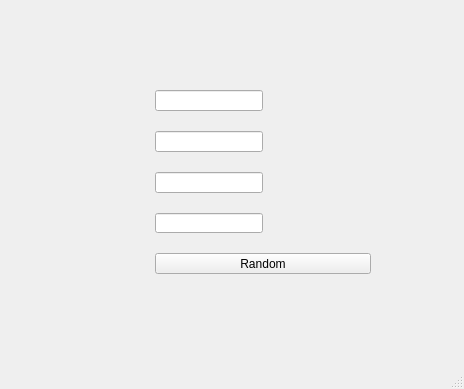
First picture: the form in login.ui, repository Neroboot/Login_test, before the edit.
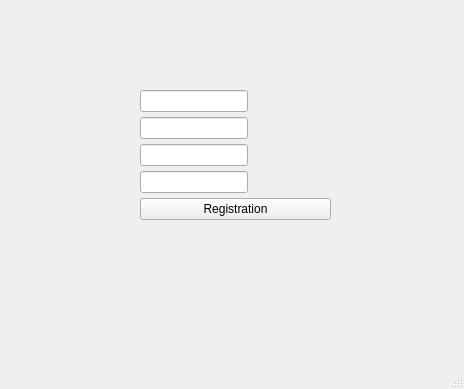
Second picture: the form after the edit.

```diff
--- a/login.ui
+++ b/login.ui
@@ -14,13 +14,13 @@
    <string>MainWindow</string>
   </property>
   <widget class="QWidget" name="centralwidget">
-   <widget class="QWidget" name="">
+   <widget class="QWidget" name="layoutWidget">
     <property name="geometry">
      <rect>
       <x>140</x>
       <y>80</y>
-      <width>231</width>
-      <height>194</height>
+      <width>191</width>
+      <height>151</height>
      </rect>
     </property>
     <layout class="QFormLayout" name="formLayout_3">
@@ -28,13 +28,13 @@
       <set>Qt::AlignBottom|Qt::AlignHCenter</set>
      </property>
      <property name="horizontalSpacing">
-      <number>10</number>
+      <number>0</number>
      </property>
      <property name="verticalSpacing">
-      <number>20</number>
+      <number>5</number>
      </property>
      <property name="leftMargin">
-      <number>15</number>
+      <number>0</number>
      </property>
      <property name="topMargin">
       <number>10</number>
@@ -91,7 +91,14 @@
      <item row="4" column="0" colspan="2">
       <widget class="QPushButton" name="pushButton">
        <property name="text">
-        <string>Random</string>
+        <string>Registration</string>
+       </property>
+      </widget>
+     </item>
+     <item row="2" column="1">
+      <widget class="QLabel" name="lab_password">
+       <property name="text">
+        <string/>
        </property>
       </widget>
      </item>
```
Left out of the diff: 25 changed lines with no effect on the pictures.
